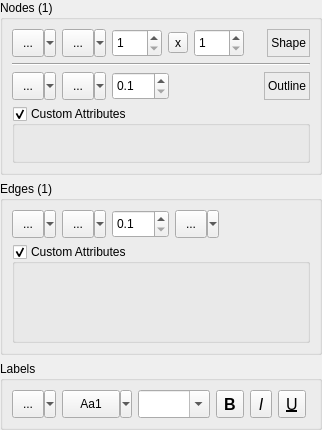
Qt form src/commonui/CNodeEdgePropertiesUI.ui (ArsMasiuk/qvge) before a commit.
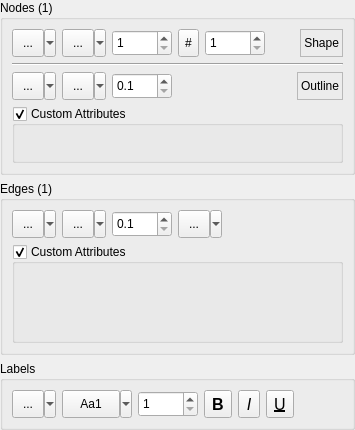
The same form after that commit. Custom widgets are drawn as their Qt base class.

Diff of the .ui file:
```diff
--- a/src/commonui/CNodeEdgePropertiesUI.ui
+++ b/src/commonui/CNodeEdgePropertiesUI.ui
@@ -6,7 +6,7 @@
    <rect>
     <x>0</x>
     <y>0</y>
-    <width>322</width>
+    <width>355</width>
     <height>430</height>
    </rect>
   </property>
@@ -115,15 +115,21 @@
         <item>
          <widget class="QSpinBox" name="NodeSizeX">
           <property name="sizePolicy">
-           <sizepolicy hsizetype="Fixed" vsizetype="Fixed">
+           <sizepolicy hsizetype="Preferred" vsizetype="Fixed">
             <horstretch>0</horstretch>
             <verstretch>0</verstretch>
            </sizepolicy>
           </property>
           <property name="minimumSize">
            <size>
-            <width>50</width>
-            <height>28</height>
+            <width>60</width>
+            <height>26</height>
+           </size>
+          </property>
+          <property name="maximumSize">
+           <size>
+            <width>16777215</width>
+            <height>26</height>
            </size>
           </property>
           <property name="statusTip">
@@ -145,11 +151,17 @@
         </item>
         <item>
          <widget class="QToolButton" name="NodeSizeSwitch">
+          <property name="sizePolicy">
+           <sizepolicy hsizetype="Fixed" vsizetype="Preferred">
+            <horstretch>0</horstretch>
+            <verstretch>0</verstretch>
+           </sizepolicy>
+          </property>
           <property name="statusTip">
            <string>Uniform nodes size editing if checked</string>
           </property>
           <property name="text">
-           <string>x</string>
+           <string>#</string>
           </property>
           <property name="checkable">
            <bool>true</bool>
@@ -162,15 +174,15 @@
         <item>
          <widget class="QSpinBox" name="NodeSizeY">
           <property name="sizePolicy">
-           <sizepolicy hsizetype="Fixed" vsizetype="Fixed">
+           <sizepolicy hsizetype="Preferred" vsizetype="Fixed">
             <horstretch>0</horstretch>
             <verstretch>0</verstretch>
            </sizepolicy>
           </property>
           <property name="minimumSize">
            <size>
-            <width>50</width>
-            <height>28</height>
+            <width>60</width>
+            <height>26</height>
            </size>
           </property>
           <property name="statusTip">
@@ -296,8 +308,8 @@
           </property>
           <property name="minimumSize">
            <size>
-            <width>50</width>
-            <height>28</height>
+            <width>60</width>
+            <height>26</height>
            </size>
           </property>
           <property name="statusTip">
@@ -461,8 +473,8 @@
           </property>
           <property name="minimumSize">
            <size>
-            <width>50</width>
-            <height>28</height>
+            <width>60</width>
+            <height>26</height>
            </size>
           </property>
           <property name="statusTip">
@@ -641,24 +653,39 @@
          </widget>
         </item>
         <item>
-         <widget class="QComboBox" name="LabelFontSize">
+         <widget class="QSint::SpinComboBox" name="LabelFontSize">
           <property name="sizePolicy">
-           <sizepolicy hsizetype="Preferred" vsizetype="Preferred">
+           <sizepolicy hsizetype="Preferred" vsizetype="Fixed">
             <horstretch>0</horstretch>
             <verstretch>0</verstretch>
            </sizepolicy>
           </property>
+          <property name="minimumSize">
+           <size>
+            <width>60</width>
+            <height>26</height>
+           </size>
+          </property>
+          <property name="maximumSize">
+           <size>
+            <width>16777215</width>
+            <height>26</height>
+           </size>
+          </property>
+          <property name="statusTip">
+           <string>Set font size of the selected labels</string>
+          </property>
           <property name="styleSheet">
            <string notr="true"/>
           </property>
-          <property name="editable">
-           <bool>true</bool>
+          <property name="correctionMode">
+           <enum>QAbstractSpinBox::CorrectToNearestValue</enum>
           </property>
-          <property name="maxVisibleItems">
-           <number>30</number>
+          <property name="minimum">
+           <number>1</number>
           </property>
-          <property name="sizeAdjustPolicy">
-           <enum>QComboBox::AdjustToContents</enum>
+          <property name="maximum">
+           <number>1000</number>
           </property>
          </widget>
         </item>
@@ -817,6 +844,11 @@
    <header>CAttributesEditorUI.h</header>
    <container>1</container>
   </customwidget>
+  <customwidget>
+   <class>QSint::SpinComboBox</class>
+   <extends>QSpinBox</extends>
+   <header>spincombobox.h</header>
+  </customwidget>
  </customwidgets>
  <tabstops>
   <tabstop>NodeColor</tabstop>
```
Left out of the diff: 20 changed lines with no effect on the pictures.
